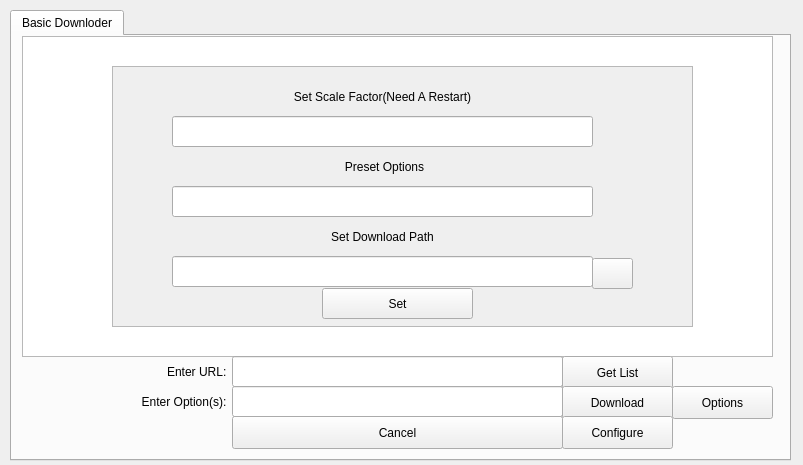
Before: the Qt Designer form src/mainwindow.ui in mhogomchungu/media-downloader, drawn with Qt 5.
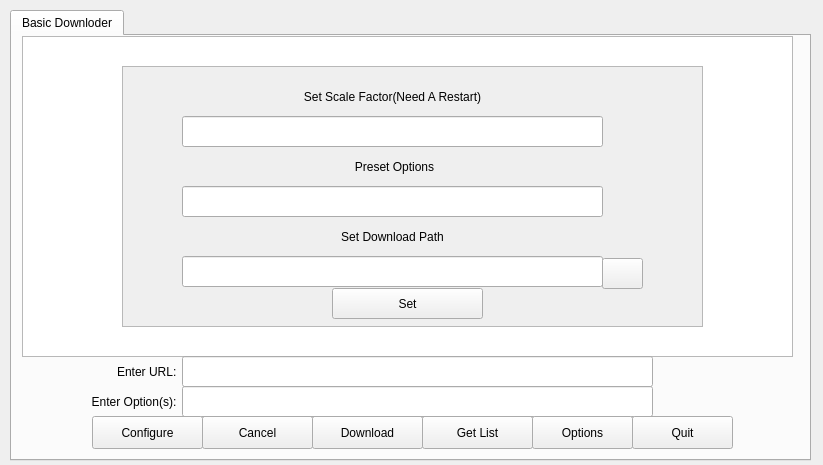
After: the same form once the commit is applied.

```diff
--- a/src/mainwindow.ui
+++ b/src/mainwindow.ui
@@ -6,7 +6,7 @@
    <rect>
     <x>0</x>
     <y>0</y>
-    <width>803</width>
+    <width>823</width>
     <height>465</height>
    </rect>
   </property>
@@ -19,7 +19,7 @@
      <rect>
       <x>10</x>
       <y>10</y>
-      <width>781</width>
+      <width>801</width>
       <height>451</height>
      </rect>
     </property>
@@ -35,7 +35,7 @@
        <rect>
         <x>10</x>
         <y>0</y>
-        <width>751</width>
+        <width>771</width>
         <height>321</height>
        </rect>
       </property>
@@ -43,9 +43,9 @@
      <widget class="QPushButton" name="pbCancel">
       <property name="geometry">
        <rect>
-        <x>220</x>
+        <x>190</x>
         <y>380</y>
-        <width>331</width>
+        <width>111</width>
         <height>33</height>
        </rect>
       </property>
@@ -56,8 +56,8 @@
      <widget class="QPushButton" name="pbList">
       <property name="geometry">
        <rect>
-        <x>550</x>
-        <y>320</y>
+        <x>410</x>
+        <y>380</y>
         <width>111</width>
         <height>33</height>
        </rect>
@@ -71,7 +71,7 @@
        <rect>
         <x>0</x>
         <y>320</y>
-        <width>221</width>
+        <width>171</width>
         <height>31</height>
        </rect>
       </property>
@@ -88,9 +88,9 @@
      <widget class="QLabel" name="label_2">
       <property name="geometry">
        <rect>
-        <x>10</x>
+        <x>0</x>
         <y>350</y>
-        <width>211</width>
+        <width>171</width>
         <height>31</height>
        </rect>
       </property>
@@ -104,8 +104,8 @@
      <widget class="QPushButton" name="pbDownload">
       <property name="geometry">
        <rect>
-        <x>550</x>
-        <y>350</y>
+        <x>300</x>
+        <y>380</y>
         <width>111</width>
         <height>33</height>
        </rect>
@@ -117,9 +117,9 @@
      <widget class="QLineEdit" name="lineEditURL">
       <property name="geometry">
        <rect>
-        <x>220</x>
+        <x>170</x>
         <y>320</y>
-        <width>331</width>
+        <width>471</width>
         <height>31</height>
        </rect>
       </property>
@@ -127,9 +127,9 @@
      <widget class="QLineEdit" name="lineEditNumber">
       <property name="geometry">
        <rect>
-        <x>220</x>
+        <x>170</x>
         <y>350</y>
-        <width>331</width>
+        <width>471</width>
         <height>31</height>
        </rect>
       </property>
@@ -137,7 +137,7 @@
      <widget class="QPushButton" name="pbConfigure">
       <property name="geometry">
        <rect>
-        <x>550</x>
+        <x>80</x>
         <y>380</y>
         <width>111</width>
         <height>33</height>
@@ -150,7 +150,7 @@
      <widget class="QFrame" name="frame">
       <property name="geometry">
        <rect>
-        <x>100</x>
+        <x>110</x>
         <y>30</y>
         <width>581</width>
         <height>261</height>
@@ -276,8 +276,8 @@
      <widget class="QPushButton" name="pbEntries">
       <property name="geometry">
        <rect>
-        <x>660</x>
-        <y>350</y>
+        <x>520</x>
+        <y>380</y>
         <width>101</width>
         <height>33</height>
        </rect>
@@ -286,6 +286,19 @@
        <string>Options</string>
       </property>
      </widget>
+     <widget class="QPushButton" name="pbQuit">
+      <property name="geometry">
+       <rect>
+        <x>620</x>
+        <y>380</y>
+        <width>101</width>
+        <height>33</height>
+       </rect>
+      </property>
+      <property name="text">
+       <string>Quit</string>
+      </property>
+     </widget>
     </widget>
    </widget>
   </widget>
```
